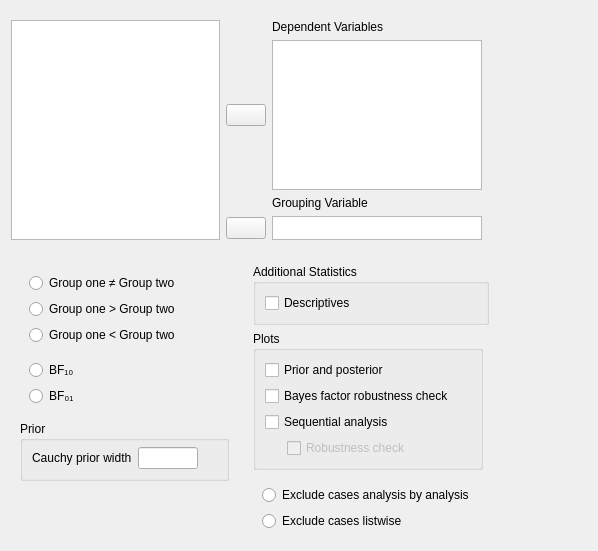
Old version of the form JASP-Desktop/analysisforms/ttestbayesianindependentsamplesform.ui in the repository jasp-stats/jasp-desktop.
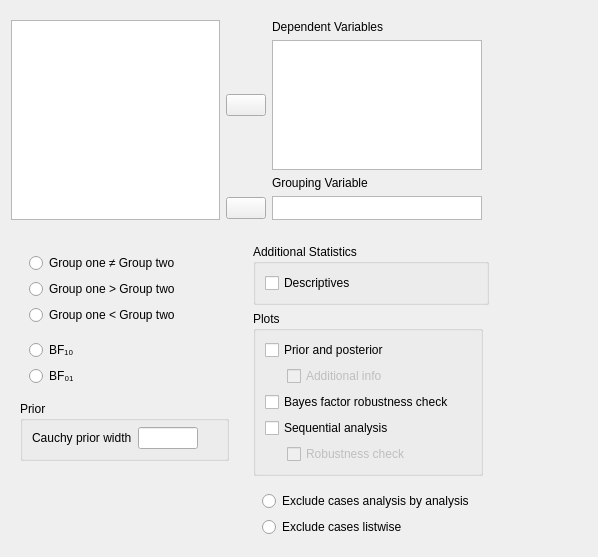
New version of the form. Custom widgets are drawn as their Qt base class.

Commit message:
B T-Tests: added prior and posterior info opt
Closes #230

Diff of the .ui file:
```diff
--- a/JASP-Desktop/analysisforms/ttestbayesianindependentsamplesform.ui
+++ b/JASP-Desktop/analysisforms/ttestbayesianindependentsamplesform.ui
@@ -388,6 +388,30 @@
          <string>Plots</string>
         </property>
         <layout class="QGridLayout" name="gridLayout_4">
+         <item row="5" column="1">
+          <widget class="BoundCheckBox" name="plotSequentialAnalysisRobustness">
+           <property name="enabled">
+            <bool>false</bool>
+           </property>
+           <property name="text">
+            <string>Robustness check</string>
+           </property>
+          </widget>
+         </item>
+         <item row="4" column="0" colspan="2">
+          <widget class="BoundCheckBox" name="plotSequentialAnalysis">
+           <property name="text">
+            <string>Sequential analysis</string>
+           </property>
+          </widget>
+         </item>
+         <item row="3" column="0" colspan="2">
+          <widget class="BoundCheckBox" name="plotBayesFactorRobustness">
+           <property name="text">
+            <string>Bayes factor robustness check</string>
+           </property>
+          </widget>
+         </item>
          <item row="0" column="0" colspan="2">
           <widget class="BoundCheckBox" name="plotPriorAndPosterior">
            <property name="text">
@@ -395,21 +419,7 @@
            </property>
           </widget>
          </item>
-         <item row="1" column="0" colspan="2">
-          <widget class="BoundCheckBox" name="plotBayesFactorRobustness">
-           <property name="text">
-            <string>Bayes factor robustness check</string>
-           </property>
-          </widget>
-         </item>
-         <item row="2" column="0" colspan="2">
-          <widget class="BoundCheckBox" name="plotSequentialAnalysis">
-           <property name="text">
-            <string>Sequential analysis</string>
-           </property>
-          </widget>
-         </item>
-         <item row="3" column="0">
+         <item row="5" column="0">
           <widget class="QWidget" name="widget_4" native="true">
            <property name="maximumSize">
             <size>
@@ -419,13 +429,13 @@
            </property>
           </widget>
          </item>
-         <item row="3" column="1">
-          <widget class="BoundCheckBox" name="plotSequentialAnalysisRobustness">
+         <item row="2" column="1">
+          <widget class="BoundCheckBox" name="plotPriorAndPosteriorAdditionalInfo">
            <property name="enabled">
             <bool>false</bool>
            </property>
            <property name="text">
-            <string>Robustness check</string>
+            <string>Additional info</string>
            </property>
           </widget>
          </item>
```
Left out of the diff: 16 changed lines with no effect on the pictures. The commit also changes 5 other files.
